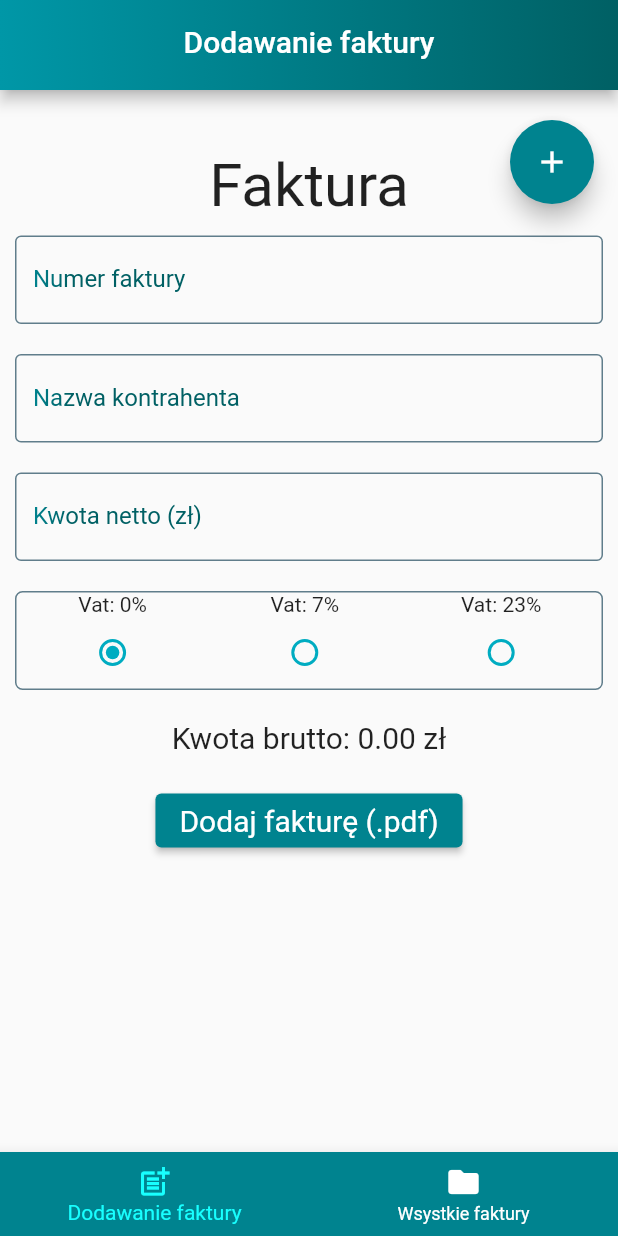
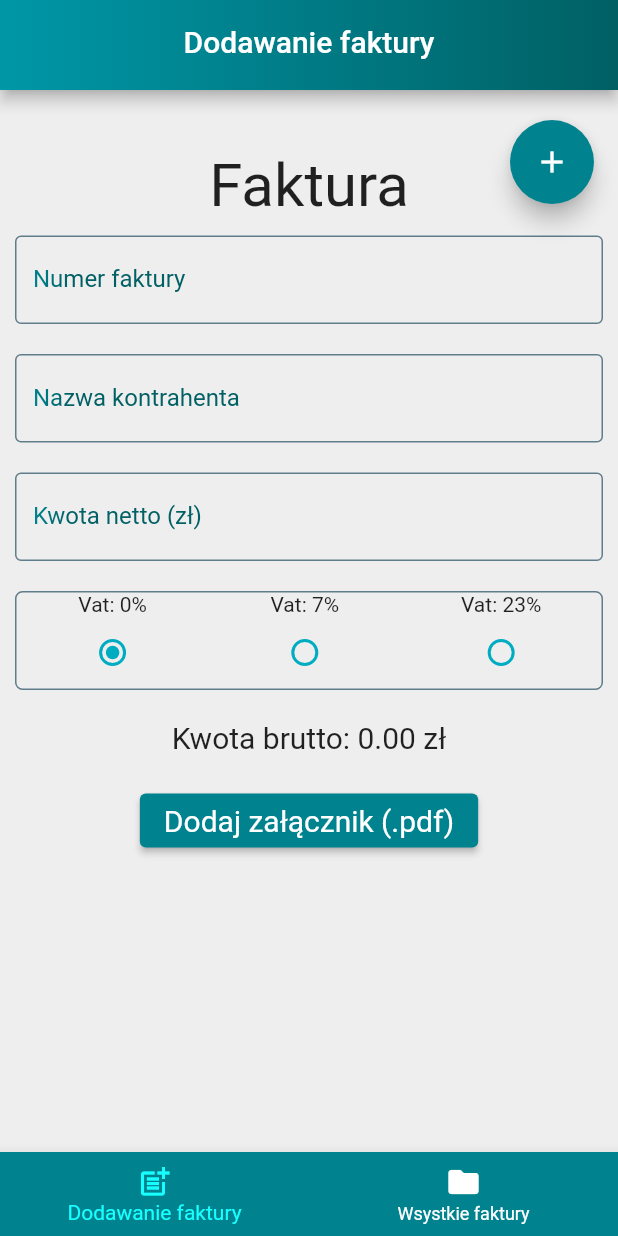
Before and after one commit to mgudalewicz/invoices, a Flutter app: the screen it shows after launch, on a phone screen of 412 x 824 dp. Run offline on Flutter 3.47's test engine with Material 2 defaults, Android fonts, the phone set to English and light mode, and no system bars; our stand-ins replace bloc, cloud_firestore, equatable, file_picker, firebase_core, firebase_storage and 3 more; missing offline and left inert: syncfusion_flutter_pdfviewer; accounts and stored records are empty.

Commit message:
change colors and text in button

```diff
--- a/lib/add_invoice/add_invoice.dart
+++ b/lib/add_invoice/add_invoice.dart
@@ -75,7 +75,7 @@ class _AddInvoicePageState extends State<AddInvoicePage> {
                           if (pickedPdf == null)
                             AppButton(
                               onPressed: selectPdf,
-                              text: 'Dodaj fakturę (.pdf)',
+                              text: 'Dodaj załącznik (.pdf)',
                             ),
                           if (pickedPdf != null)
                             Row(
@@ -92,7 +92,7 @@ class _AddInvoicePageState extends State<AddInvoicePage> {
                                       ),
                                     );
                                   },
-                                  text: 'Otwórz fakturę',
+                                  text: 'Otwórz załącznik',
                                 ),
                                 SizedBox(
                                   width: 20,
--- a/lib/home_page.dart
+++ b/lib/home_page.dart
@@ -32,6 +32,7 @@ class _HomePageState extends State<HomePage> {
         title: 'Invoice',
         theme: ThemeData(
           primarySwatch: Colors.blueGrey,
+          scaffoldBackgroundColor: const Color.fromARGB(255, 238, 238, 238),
         ),
         home: Scaffold(
           appBar: AppBarWidget(title: currentIndex == 0 ? 'Dodawanie faktury' : 'Twoje faktury'),
--- a/lib/invoices_view/invoice_view_details.dart/invoice_view_details_body.dart
+++ b/lib/invoices_view/invoice_view_details.dart/invoice_view_details_body.dart
@@ -68,7 +68,7 @@ class _InvoiceViewDetailsBodyState extends State<InvoiceViewDetailsBody> {
               children: [
                 AppButton(
                   onPressed: selectAndSavePdf,
-                  text: 'Dodaj fakturę (.pdf)',
+                  text: 'Dodaj załącznik (.pdf)',
                 ),
               ],
             ),
@@ -88,7 +88,7 @@ class _InvoiceViewDetailsBodyState extends State<InvoiceViewDetailsBody> {
                       ),
                     );
                   },
-                  text: 'Otwórz fakturę',
+                  text: 'Otwórz załącznik',
                 ),
                 SizedBox(
                   width: 40,
```
